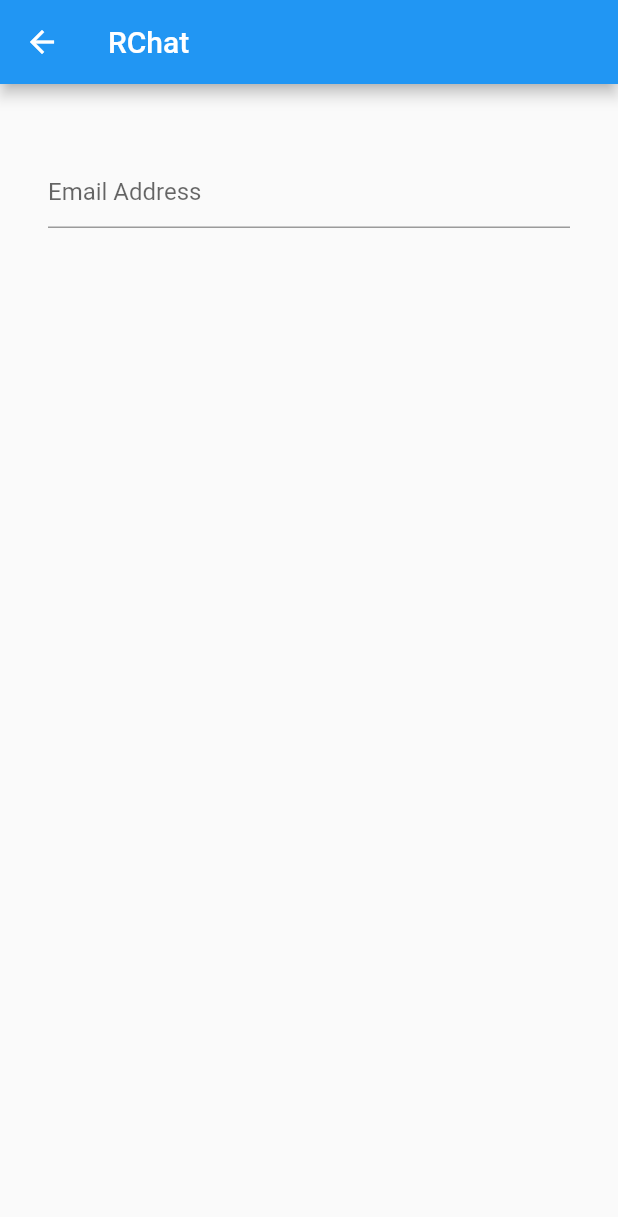
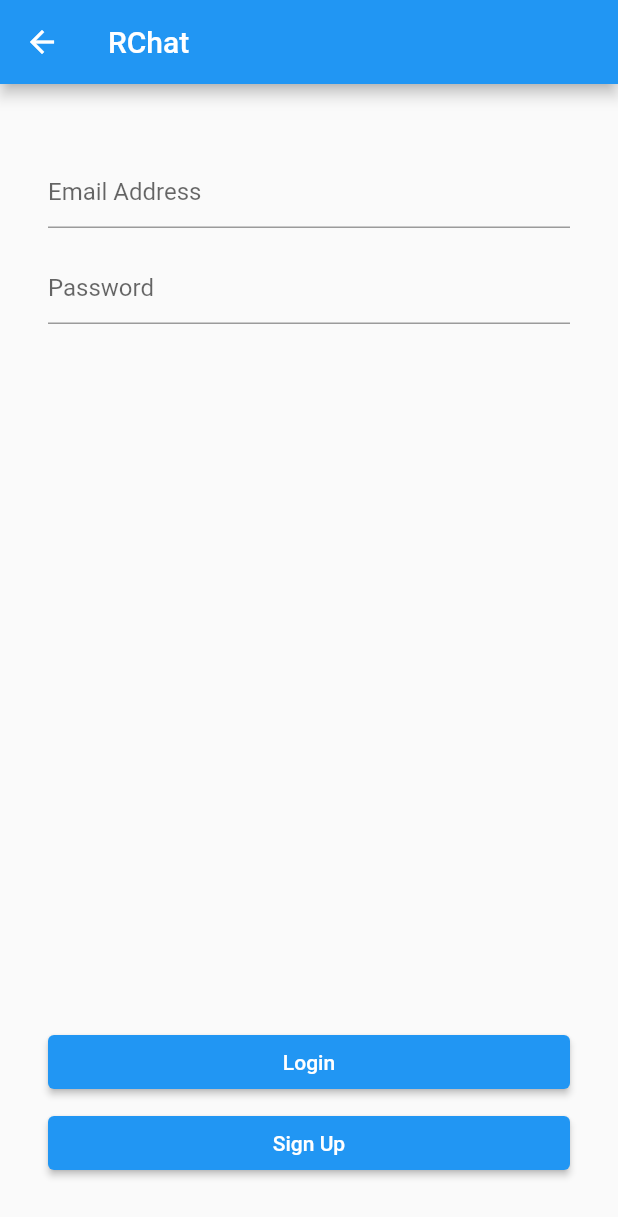
Before and after one commit to Rishaba-Jain/RChat, a Flutter app: the Login screen opened directly, on a phone screen of 412 x 824 dp. Shown: the top 1217 px of the screen. Run offline on Flutter 3.47's test engine with Material 2 defaults, Android fonts, the light colour scheme and no system bars; our stand-ins replace cloud_firestore, firebase_auth, firebase_core; accounts and stored records are empty; network calls fail.

Commit message:
added login functionality, readme and screenshots

```diff
--- a/lib/data/message.dart
+++ b/lib/data/message.dart
@@ -20,6 +20,12 @@ class Message {
         email: json['email'] as String?,
       );
 
+  // factory Message.fromJson(Map<dynamic, dynamic> json) => Message(
+  //       text: json['text'] ?? 'text123' as String,
+  //       date: DateTime.parse(json['date'] ?? '2022-01-30 13:58:13' as String),
+  //       email: json['email'] as String?,
+  //     );
+
   Map<String, dynamic> toJson() => <String, dynamic>{
         'date': date.toString(),
         'text': text,
--- a/lib/data/user_dao.dart
+++ b/lib/data/user_dao.dart
@@ -34,6 +34,24 @@ class UserDao extends ChangeNotifier {
     }
   }
 
+  void login(String email, String password) async {
+    try {
+      await auth.signInWithEmailAndPassword(
+        email: email,
+        password: password,
+      );
+      notifyListeners();
+    } on FirebaseAuthException catch (e) {
+      if (e.code == 'weak-password') {
+        print('The password provided is too weak');
+      } else if (e.code == 'email-already-in-use') {
+        print('The account already exists for that email');
+      }
+    } catch (e) {
+      print(e);
+    }
+  }
+
   void logout() async {
     await auth.signOut();
     notifyListeners();
--- a/lib/ui/login.dart
+++ b/lib/ui/login.dart
@@ -36,6 +36,7 @@ class _LoginState extends State<Login> {
           key: _formKey,
           child: Column(
             children: [
+              // ------------------------------------
               Row(
                 children: [
                   const SizedBox(height: 80),
@@ -60,7 +61,67 @@ class _LoginState extends State<Login> {
                   ),
                 ],
               ),
-              // TODO: Add Password
+              // ------------------------------------
+              Row(
+                children: [
+                  const SizedBox(height: 20),
+                  Expanded(
+                    child: TextFormField(
+                      decoration: const InputDecoration(
+                        border: UnderlineInputBorder(),
+                        hintText: 'Password',
+                      ),
+                      autofocus: false,
+                      obscureText: false,
+                      keyboardType: TextInputType.visiblePassword,
+                      textCapitalization: TextCapitalization.none,
+                      autocorrect: false,
+                      controller: _passwordController,
+                      validator: (String? value) {
+                        if (value == null || value.isEmpty) {
+                          return 'Password Required';
+                        }
+                        return null;
+                      },
+                    ),
+                  ),
+                ],
+              ),
+              const Spacer(),
+              // ------------------------------------
+              Row(
+                children: [
+                  const SizedBox(height: 20),
+                  Expanded(
+                    child: ElevatedButton(
+                      onPressed: () {
+                        userDao.login(
+                          _emailController.text,
+                          _passwordController.text,
+                        );
+                      },
+                      child: const Text('Login'),
+                    ),
+                  ),
+                ],
+              ),
+              // ------------------------------------
+              Row(
+                children: [
+                  const SizedBox(height: 20.0),
+                  Expanded(
+                    child: ElevatedButton(
+                      onPressed: () {
+                        userDao.signup(
+                            _emailController.text, _passwordController.text);
+                      },
+                      child: const Text('Sign Up'),
+                    ),
+                  ),
+                  const SizedBox(height: 60),
+                ],
+              ),
+              // ------------------------------------
             ],
           ),
         ),
```
Also changed, not shown: lib/main.dart (+15 -3 lines), lib/ui/message_list.dart (+13 -4 lines), 3 other files.
